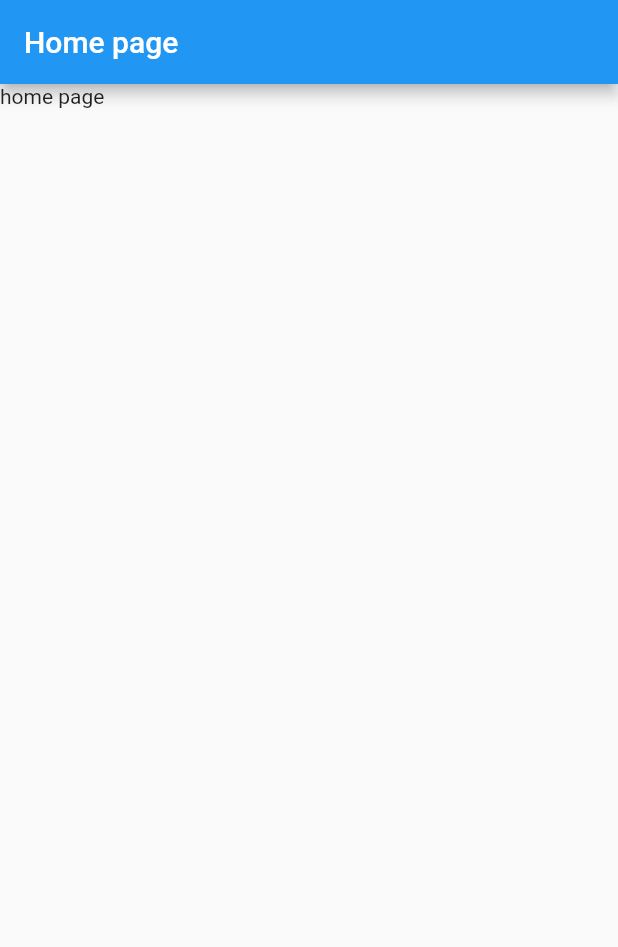
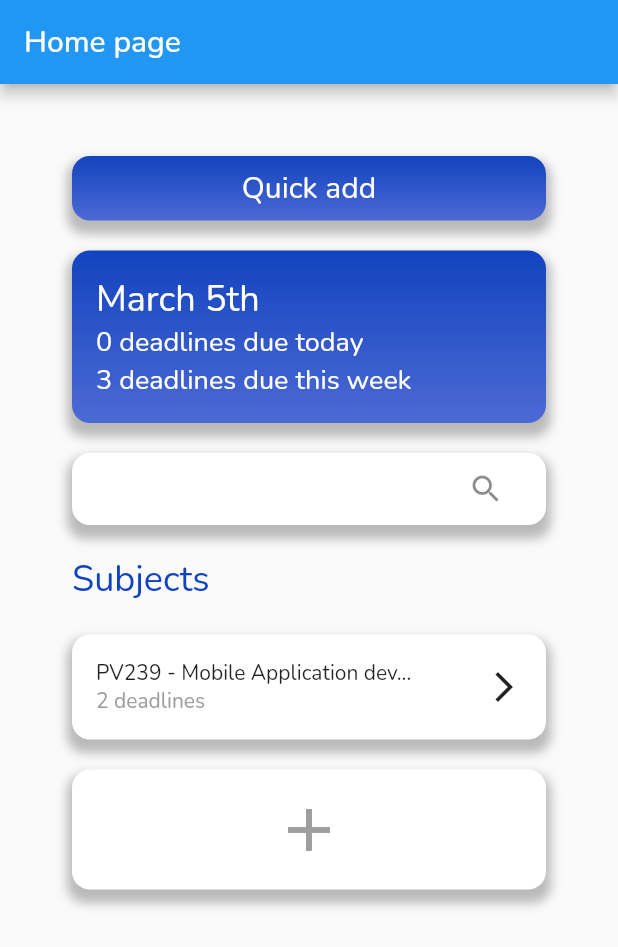
Before and after one commit to P3t0331/skillsprout, a Flutter app: the screen it shows after launch, on a phone screen of 412 x 824 dp. Shown: the top 947 px of the screen. Run offline on Flutter 3.47's test engine with Material 2 defaults, Android fonts, the phone set to English and light mode, and no system bars; our stand-ins replace google_fonts.

Commit message:
basic components UI

```diff
--- a/analysis_options.yaml
+++ b/analysis_options.yaml
@@ -24,6 +24,8 @@ linter:
   rules:
     # avoid_print: false  # Uncomment to disable the `avoid_print` rule
     # prefer_single_quotes: true  # Uncomment to enable the `prefer_single_quotes` rule
+    prefer_const_constructors: false
+    unnecessary_const: ignore
 
 # Additional information about this file can be found at
 # https://dart.dev/guides/language/analysis-options
--- /dev/null
+++ b/lib/decorated_container.dart
@@ -0,0 +1,34 @@
+import 'package:flutter/material.dart';
+
+class DecoratedContainer extends StatelessWidget {
+  final Widget child;
+  final EdgeInsets padding;
+  final LinearGradient? gradient;
+
+  DecoratedContainer(
+      {super.key,
+      required this.child,
+      this.padding = const EdgeInsets.all(16.0),
+      this.gradient = null});
+
+  @override
+  Widget build(BuildContext context) {
+    return Container(
+      decoration: BoxDecoration(
+        color: Colors.white,
+        gradient: gradient,
+        borderRadius: BorderRadius.circular(12),
+        boxShadow: [
+          BoxShadow(
+            color: Colors.grey.withOpacity(0.7),
+            spreadRadius: 3,
+            blurRadius: 5,
+            offset: Offset(0, 6),
+          ),
+        ],
+      ),
+      padding: padding,
+      child: child,
+    );
+  }
+}
--- /dev/null
+++ b/lib/home_header.dart
@@ -0,0 +1,31 @@
+import 'package:flutter/cupertino.dart';
+import 'package:flutter/material.dart';
+
+class HomeHeader extends StatelessWidget {
+  HomeHeader({super.key});
+
+  @override
+  Widget build(BuildContext context) {
+    return Align(
+      alignment: Alignment.centerLeft,
+      child: Column(
+        mainAxisAlignment: MainAxisAlignment.start,
+        crossAxisAlignment: CrossAxisAlignment.start,
+        children: [
+          Text(
+            "March 5th",
+            style: TextStyle(color: Colors.white, fontSize: 24),
+          ),
+          Text(
+            "0 deadlines due today",
+            style: TextStyle(color: Colors.white, fontSize: 18),
+          ),
+          Text(
+            "3 deadlines due this week",
+            style: TextStyle(color: Colors.white, fontSize: 18),
+          ),
+        ],
+      ),
+    );
+  }
+}
--- a/lib/home_page.dart
+++ b/lib/home_page.dart
@@ -1,4 +1,9 @@
-import 'package:flutter/cupertino.dart';
+import 'package:deadline_tracker/decorated_container.dart';
+import 'package:deadline_tracker/home_header.dart';
+import 'package:deadline_tracker/horizontal_button.dart';
+import 'package:deadline_tracker/search_field.dart';
+import 'package:deadline_tracker/small_title_text.dart';
+import 'package:deadline_tracker/subject_card.dart';
 import 'package:flutter/material.dart';
 
 class HomePage extends StatelessWidget {
@@ -10,7 +15,66 @@ class HomePage extends StatelessWidget {
       appBar: AppBar(
         title: Text("Home page"),
       ),
-      body: Text("home page"),
+      body: Padding(
+        padding: const EdgeInsets.all(48.0),
+        child: Center(
+            child: Column(
+          children: [
+            DecoratedContainer(
+              child: HorizontalButton(),
+              gradient: LinearGradient(
+                colors: [Color(0xFF1243BF), Color(0xFF4C6AD4)],
+                begin: Alignment.topCenter,
+                end: Alignment.bottomCenter,
+              ),
+              padding: EdgeInsets.all(8.0),
+            ),
+            SizedBox(
+              height: 20,
+            ),
+            DecoratedContainer(
+              child: HomeHeader(),
+              gradient: LinearGradient(
+                colors: [Color(0xFF1243BF), Color(0xFF4C6AD4)],
+                begin: Alignment.topCenter,
+                end: Alignment.bottomCenter,
+              ),
+            ),
+            SizedBox(
+              height: 20,
+            ),
+            DecoratedContainer(
+              child: SearchField(),
+              padding: EdgeInsets.symmetric(horizontal: 16.0),
+            ),
+            SizedBox(
+              height: 20,
+            ),
+            Align(
+              alignment: Alignment.centerLeft,
+              child: SmallTitleText(text: "Subjects"),
+            ),
+            SizedBox(
+              height: 20,
+            ),
+            DecoratedContainer(
+              child: SubjectCard(),
+            ),
+            SizedBox(
+              height: 20,
+            ),
+            DecoratedContainer(
+              child: Center(
+                child: Icon(
+                  Icons.add,
+                  size: 48,
+                  color: Colors.grey,
+                ),
+              ),
+            ),
+          ],
+        )),
+      ),
     );
   }
 }
--- /dev/null
+++ b/lib/horizontal_button.dart
@@ -0,0 +1,16 @@
+import 'package:flutter/cupertino.dart';
+import 'package:flutter/material.dart';
+
+class HorizontalButton extends StatelessWidget {
+  HorizontalButton({super.key});
+
+  @override
+  Widget build(BuildContext context) {
+    return Center(
+      child: Text(
+        "Quick add",
+        style: TextStyle(fontSize: 20, color: Colors.white),
+      ),
+    );
+  }
+}
--- a/lib/main.dart
+++ b/lib/main.dart
@@ -1,4 +1,5 @@
 import 'package:flutter/material.dart';
+import 'package:google_fonts/google_fonts.dart';
 
 import 'home_page.dart';
 
@@ -14,9 +15,9 @@ class App extends StatelessWidget {
     return MaterialApp(
       title: 'Deadline Tracker',
       theme: ThemeData(
-        primarySwatch: Colors.blue,
-      ),
-      home: const HomePage(),
+          primarySwatch: Colors.blue,
+          textTheme: GoogleFonts.nunitoTextTheme(Theme.of(context).textTheme)),
+      home: HomePage(),
     );
   }
 }
--- /dev/null
+++ b/lib/search_field.dart
@@ -0,0 +1,13 @@
+import 'package:flutter/material.dart';
+
+class SearchField extends StatelessWidget {
+  SearchField({super.key});
+
+  @override
+  Widget build(BuildContext context) {
+    return TextField(
+      decoration: InputDecoration(
+          border: InputBorder.none, suffixIcon: Icon(Icons.search)),
+    );
+  }
+}
--- /dev/null
+++ b/lib/small_title_text.dart
@@ -0,0 +1,15 @@
+import 'package:flutter/cupertino.dart';
+
+class SmallTitleText extends StatelessWidget {
+  final String text;
+
+  SmallTitleText({super.key, required this.text});
+
+  @override
+  Widget build(BuildContext context) {
+    return Text(
+      text,
+      style: TextStyle(color: Color(0xFF1243BF), fontSize: 24),
+    );
+  }
+}
--- /dev/null
+++ b/lib/subject_card.dart
@@ -0,0 +1,24 @@
+import 'package:flutter/material.dart';
+
+class SubjectCard extends StatelessWidget {
+  const SubjectCard({super.key});
+
+  @override
+  Widget build(BuildContext context) {
+    return Container(
+      child: Row(
+        mainAxisAlignment: MainAxisAlignment.spaceBetween,
+        children: [
+          Column(
+              mainAxisAlignment: MainAxisAlignment.spaceBetween,
+              crossAxisAlignment: CrossAxisAlignment.start,
+              children: [
+                Text("PV239 - Mobile Application dev..."),
+                Text("2 deadlines", style: TextStyle(color: Colors.grey))
+              ]),
+          Icon(Icons.arrow_forward_ios_outlined)
+        ],
+      ),
+    );
+  }
+}
--- a/pubspec.yaml
+++ b/pubspec.yaml
@@ -35,6 +35,7 @@ dependencies:
   # The following adds the Cupertino Icons font to your application.
   # Use with the CupertinoIcons class for iOS style icons.
   cupertino_icons: ^1.0.2
+  google_fonts: ^2.1.0
 
 dev_dependencies:
   flutter_test:
```
Also changed, not shown: pubspec.lock.
